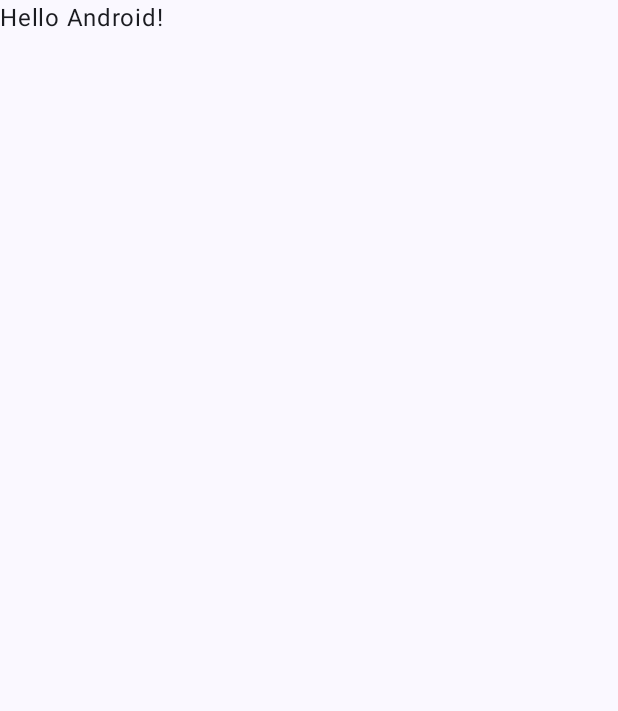
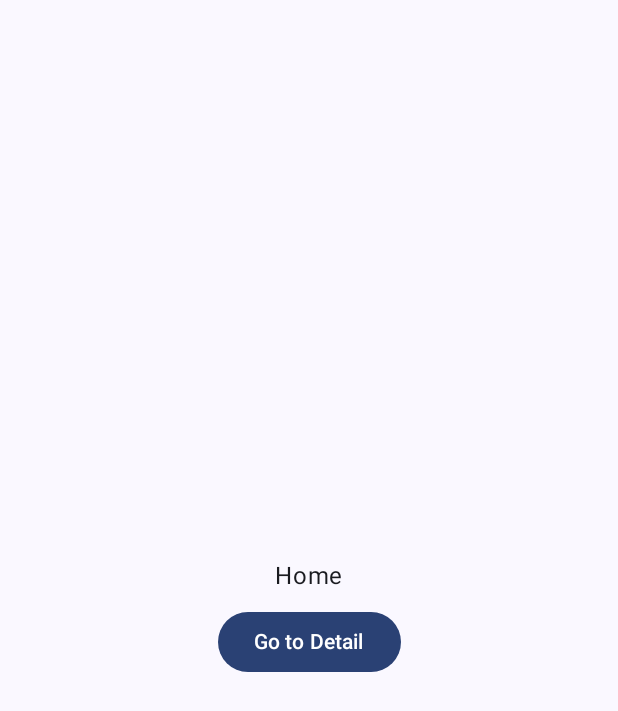
Before and after one commit to jdsdhp/rick-and-morty, an Android app built with Jetpack Compose: the screen it shows after launch (MainActivity), on a phone screen of 412 x 824 dp. Before the commit the part shown is almost empty. Shown: the top 711 px of the screen. Run offline under Robolectric (Android 15) with nearby library versions, the phone set to English and light mode, and no system bars.

Commit message:
Feat: Add Compose Navigation
- Add Compose Navigation dependency
- Create NavigationGraph composable to handle navigation between Home and Detail screens
- Define Screen sealed class to represent navigation routes
- Create Home and Detail screens with basic UI and navigation buttons
- Define NavDestination sealed classes for Home and Detail screens to handle navigation events
- Update MainActivity to use NavigationGraph with rememberNavController

```diff
--- a/app/build.gradle.kts
+++ b/app/build.gradle.kts
@@ -59,6 +59,9 @@ dependencies {
     implementation(libs.koin.android)
     implementation(libs.koin.compose)
 
+    // Navigation
+    implementation(libs.androidx.navigation.compose)
+
     testImplementation(libs.junit)
     androidTestImplementation(libs.androidx.junit)
     androidTestImplementation(libs.androidx.espresso.core)
--- a/app/src/main/java/com/jesusd0897/rickandmorty/MainActivity.kt
+++ b/app/src/main/java/com/jesusd0897/rickandmorty/MainActivity.kt
@@ -5,14 +5,9 @@ import androidx.activity.ComponentActivity
 import androidx.activity.compose.setContent
 import androidx.activity.enableEdgeToEdge
 import androidx.activity.viewModels
-import androidx.compose.foundation.layout.fillMaxSize
-import androidx.compose.foundation.layout.padding
-import androidx.compose.material3.Scaffold
-import androidx.compose.material3.Text
-import androidx.compose.runtime.Composable
-import androidx.compose.ui.Modifier
-import androidx.compose.ui.tooling.preview.Preview
 import androidx.core.splashscreen.SplashScreen.Companion.installSplashScreen
+import androidx.navigation.compose.rememberNavController
+import com.jesusd0897.rickandmorty.view.navigation.NavigationGraph
 import com.jesusd0897.rickandmorty.view.screen.splash.SplashViewModel
 import com.jesusd0897.rickandmorty.view.theme.RickAndMortyTheme
 
@@ -25,30 +20,10 @@ class MainActivity : ComponentActivity() {
         installSplashScreen().setKeepOnScreenCondition { splashViewModel.keepSplashScreen }
         enableEdgeToEdge()
         setContent {
+            val navController = rememberNavController()
             RickAndMortyTheme {
-                Scaffold(modifier = Modifier.fillMaxSize()) { innerPadding ->
-                    Greeting(
-                        name = "Android",
-                        modifier = Modifier.padding(innerPadding)
-                    )
-                }
+                NavigationGraph(navController)
             }
         }
     }
 }
-
-@Composable
-fun Greeting(name: String, modifier: Modifier = Modifier) {
-    Text(
-        text = "Hello $name!",
-        modifier = modifier
-    )
-}
-
-@Preview(showBackground = true)
-@Composable
-fun GreetingPreview() {
-    RickAndMortyTheme {
-        Greeting("Android")
-    }
-}
--- /dev/null
+++ b/app/src/main/java/com/jesusd0897/rickandmorty/view/navigation/NavigationGraph.kt
@@ -0,0 +1,40 @@
+package com.jesusd0897.rickandmorty.view.navigation
+
+import androidx.compose.runtime.Composable
+import androidx.navigation.NavHostController
+import androidx.navigation.compose.NavHost
+import androidx.navigation.compose.composable
+import com.jesusd0897.rickandmorty.view.screen.detail.DetailScreen
+import com.jesusd0897.rickandmorty.view.screen.home.HomeScreen
+
+sealed class Screen(val route: String) {
+    data object Home : Screen("home")
+    data object Detail : Screen("detail")
+}
+
+@Composable
+internal fun NavigationGraph(navController: NavHostController) {
+    NavHost(
+        navController = navController,
+        startDestination = Screen.Home.route
+    ) {
+        composable(Screen.Home.route) {
+            HomeScreen(
+                onNavigate = { destination ->
+                    if (destination is HomeNavDestination.Detail) {
+                        navController.navigate(Screen.Detail.route)
+                    }
+                }
+            )
+        }
+        composable(Screen.Detail.route) {
+            DetailScreen(
+                onNavigate = { destination ->
+                    if (destination is DetailNavDestination.Back) {
+                        navController.navigateUp()
+                    }
+                }
+            )
+        }
+    }
+}
--- /dev/null
+++ b/app/src/main/java/com/jesusd0897/rickandmorty/view/screen/home/HomeScreen.kt
@@ -0,0 +1,40 @@
+package com.jesusd0897.rickandmorty.view.screen.home
+
+import androidx.compose.foundation.layout.Arrangement
+import androidx.compose.foundation.layout.Column
+import androidx.compose.foundation.layout.Spacer
+import androidx.compose.foundation.layout.fillMaxSize
+import androidx.compose.foundation.layout.height
+import androidx.compose.foundation.layout.padding
+import androidx.compose.material3.Button
+import androidx.compose.material3.Scaffold
+import androidx.compose.material3.Text
+import androidx.compose.runtime.Composable
+import androidx.compose.ui.Alignment
+import androidx.compose.ui.Modifier
+import androidx.compose.ui.unit.dp
+import com.jesusd0897.rickandmorty.view.navigation.HomeNavDestination
+
+@Composable
+internal fun HomeScreen(
+    modifier: Modifier = Modifier,
+    onNavigate: (HomeNavDestination) -> Unit,
+) {
+    Scaffold(modifier = modifier.fillMaxSize()) { innerPadding ->
+        Column(
+            modifier = Modifier
+                .fillMaxSize()
+                .padding(innerPadding),
+            verticalArrangement = Arrangement.Center,
+            horizontalAlignment = Alignment.CenterHorizontally,
+        ) {
+            Text(text = "Home")
+            Spacer(modifier = Modifier.height(8.dp))
+            Button(onClick = {
+                onNavigate(HomeNavDestination.Detail)
+            }) {
+                Text(text = "Go to Detail")
+            }
+        }
+    }
+}
--- a/gradle/libs.versions.toml
+++ b/gradle/libs.versions.toml
@@ -10,10 +10,12 @@ lifecycleRuntimeKtx = "2.8.7"
 activityCompose = "1.10.1"
 composeBom = "2025.03.01"
 koin-bom = "4.0.4"
+navigationCompose = "2.8.9"
 
 [libraries]
 androidx-core-ktx = { group = "androidx.core", name = "core-ktx", version.ref = "coreKtx" }
 androidx-core-splashscreen = { module = "androidx.core:core-splashscreen", version.ref = "coreSplashscreen" }
+androidx-navigation-compose = { module = "androidx.navigation:navigation-compose", version.ref = "navigationCompose" }
 junit = { group = "junit", name = "junit", version.ref = "junit" }
 androidx-junit = { group = "androidx.test.ext", name = "junit", version.ref = "junitVersion" }
 androidx-espresso-core = { group = "androidx.test.espresso", name = "espresso-core", version.ref = "espressoCore" }
```
Also changed, not shown: app/src/main/java/com/jesusd0897/rickandmorty/view/navigation/NavDestination.kt (added, +9 -0 lines), app/src/main/java/com/jesusd0897/rickandmorty/view/screen/detail/DetailScreen.kt (added, +40 -0 lines).
